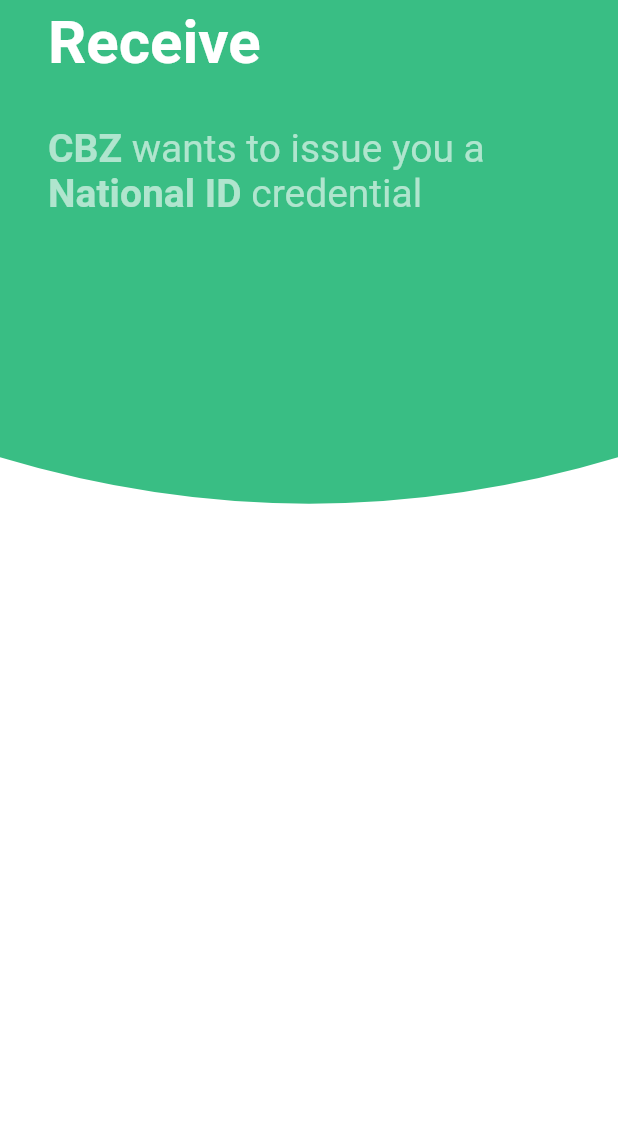
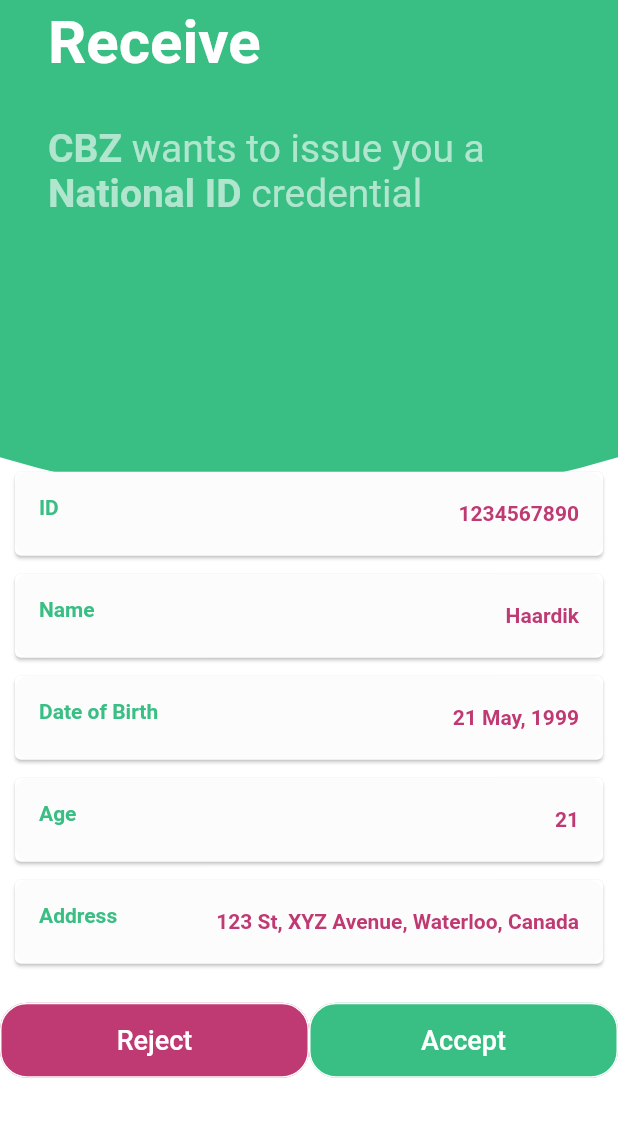
Before and after one commit to FlexFinTx/flutter-wallet, a Flutter app: the ReceiveCredential screen opened directly, on a phone screen of 412 x 824 dp, the part 68-1205 px from its top. Run offline on Flutter 3.47's test engine with Material 2 defaults, Android fonts, the phone set to English and light mode, and no system bars.

Commit message:
hardcoded credential details

```diff
--- /dev/null
+++ b/lib/ui/components/credential_detail_item/credential_detail_item.dart
@@ -0,0 +1,31 @@
+import 'package:flexid_wallet/styles.dart';
+import 'package:flutter/material.dart';
+
+class CredentialDetailItem extends StatelessWidget {
+  final String _key;
+  final String _value;
+
+  CredentialDetailItem(this._key, this._value);
+
+  @override
+  Widget build(BuildContext context) {
+    return Card(
+      margin: new EdgeInsets.symmetric(horizontal: 10.0, vertical: 6.0),
+      child: Container(
+        decoration: BoxDecoration(
+            color: Color(0x40F2F2F2), borderRadius: BorderRadius.circular(10)),
+        child: ListTile(
+          leading: Text(
+            this._key,
+            style: TextStyle(color: primaryColor, fontWeight: FontWeight.bold),
+          ),
+          trailing: Text(
+            this._value,
+            textAlign: TextAlign.left,
+            style: TextStyle(color: accentColor, fontWeight: FontWeight.bold),
+          ),
+        ),
+      ),
+    );
+  }
+}
--- /dev/null
+++ b/lib/ui/components/credential_details/credential_details.dart
@@ -0,0 +1,31 @@
+import 'package:flexid_wallet/ui/components/credential_detail_item/credential_detail_item.dart';
+import 'package:flutter/material.dart';
+
+class CredentialDetails extends StatelessWidget {
+  final Map<String, String> _details;
+
+  CredentialDetails(this._details);
+
+  CredentialDetails.fromJson(Map<String, dynamic> json) : this._details = json;
+  @override
+  Widget build(BuildContext context) {
+    List<CredentialDetailItem> items = [];
+    this._details.forEach((k, v) {
+      items.add(CredentialDetailItem(k, v));
+    });
+    return Container(
+      margin: EdgeInsets.only(top: MediaQuery.of(context).size.height * 0.2),
+      width: MediaQuery.of(context).size.width,
+      child: ListView.builder(
+        physics: NeverScrollableScrollPhysics(),
+        scrollDirection: Axis.vertical,
+        shrinkWrap: true,
+        itemCount: this._details.length,
+        itemBuilder: (context, index) {
+          final item = items[index];
+          return item;
+        },
+      ),
+    );
+  }
+}
--- a/lib/ui/components/flex_button/flex_button.dart
+++ b/lib/ui/components/flex_button/flex_button.dart
@@ -44,8 +44,10 @@ class FlexButton extends StatelessWidget {
         showSimpleCustomDialog(context);
         Timer(Duration(seconds: 5), () {
           Navigator.of(context).pop();
-          Navigator.push(context,
-              MaterialPageRoute(builder: (context) => this._redirectTo));
+          if (this._redirectTo != null) {
+            Navigator.push(context,
+                MaterialPageRoute(builder: (context) => this._redirectTo));
+          }
         });
       },
     );
--- a/lib/ui/pages/receive_credential/receive_credential.dart
+++ b/lib/ui/pages/receive_credential/receive_credential.dart
@@ -1,11 +1,20 @@
 import 'package:flexid_wallet/styles.dart';
+import 'package:flexid_wallet/ui/components/credential_details/credential_details.dart';
+import 'package:flexid_wallet/ui/components/flex_button/flex_button.dart';
 import 'package:flexid_wallet/ui/components/receive_credential_title/receive_credential_title.dart';
 import 'package:flutter/material.dart';
 import 'package:flexid_wallet/ui/components/background/background.dart';
 
 class ReceiveCredential extends StatelessWidget {
+  final Map<String, String> _details = Map();
+
   @override
   Widget build(BuildContext context) {
+    _details["ID"] = "1234567890";
+    _details["Name"] = "Haardik";
+    _details["Date of Birth"] = "21 May, 1999";
+    _details["Age"] = "21";
+    _details["Address"] = "123 St, XYZ Avenue, Waterloo, Canada";
     return WillPopScope(
       onWillPop: () async => false,
       child: Scaffold(
@@ -51,8 +60,38 @@ class ReceiveCredential extends StatelessWidget {
                           child: ReceiveCredentialTitle("CBZ", "National ID"),
                         ),
                         SingleChildScrollView(
-                          child: Row(
-                            children: <Widget>[],
+                          child: Column(
+                            children: <Widget>[
+                              Row(
+                                children: <Widget>[
+                                  CredentialDetails(_details),
+                                ],
+                              ),
+                              Row(
+                                children: <Widget>[
+                                  Expanded(
+                                      child: Padding(
+                                    padding: const EdgeInsets.symmetric(
+                                        vertical: 20.0),
+                                    child: ButtonTheme(
+                                      height: 50.0,
+                                      child: FlexButton(
+                                          "Reject", accentColor, null),
+                                    ),
+                                  )),
+                                  Expanded(
+                                      child: Padding(
+                                    padding: const EdgeInsets.symmetric(
+                                        vertical: 20.0),
+                                    child: ButtonTheme(
+                                      height: 50.0,
+                                      child: FlexButton(
+                                          "Accept", primaryColor, null),
+                                    ),
+                                  )),
+                                ],
+                              ),
+                            ],
                           ),
                         ),
                       ],
```
